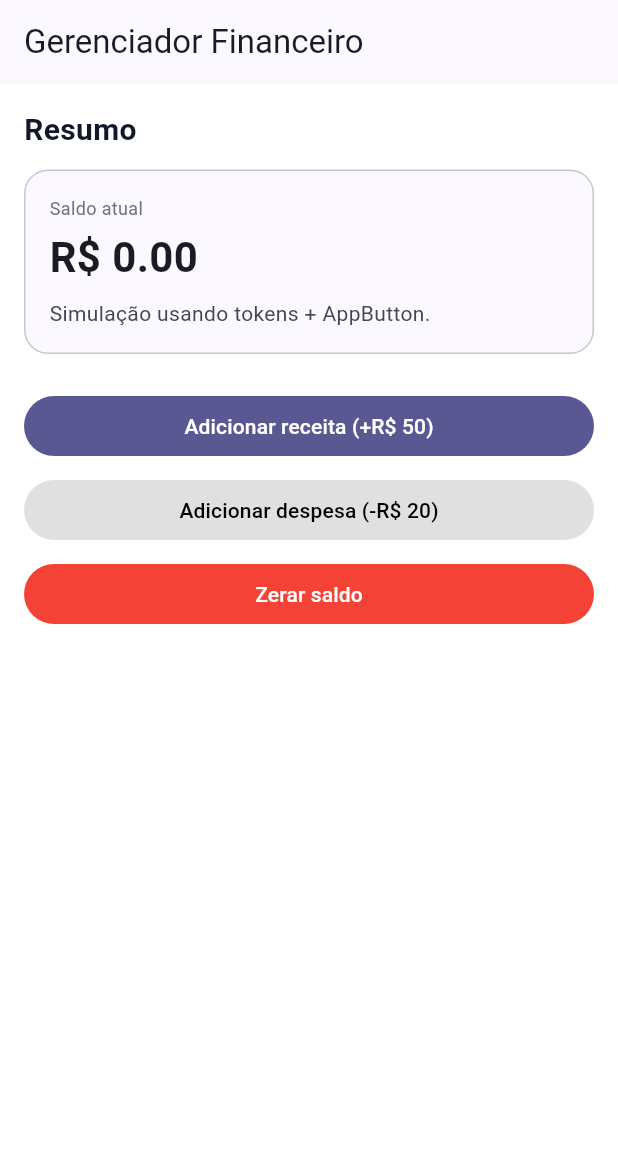
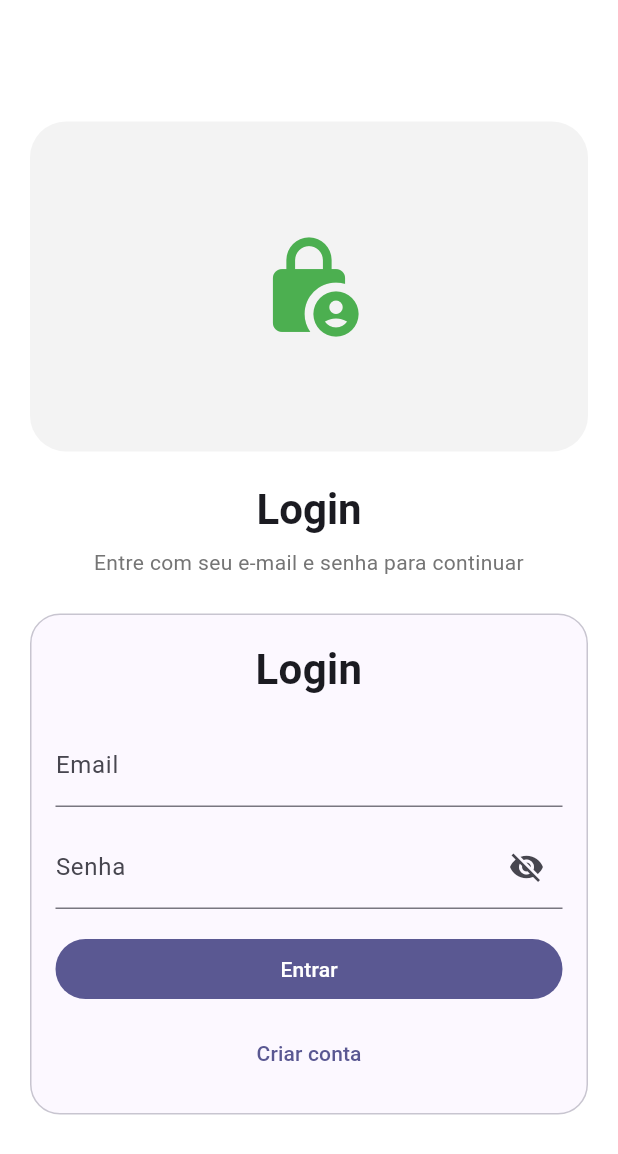
Before and after one commit to mandi-tech/tc3-flutter-app, a Flutter app: the screen it shows after launch, on a phone screen of 412 x 824 dp. Shown: the top 1154 px of the screen. Run offline on Flutter 3.47's test engine with Material 3 defaults, Android fonts, the phone set to English and light mode, and no system bars; our stand-ins replace go_router; missing offline and left inert: storybook_flutter.

Commit message:
feat: cria tela de login

```diff
--- /dev/null
+++ b/lib/app/app.dart
@@ -0,0 +1,17 @@
+import 'package:flutter/material.dart';
+
+import 'router/app_router.dart';
+import '../shared/design_system/themes/app_theme.dart';
+
+class App extends StatelessWidget {
+  const App({super.key});
+
+  @override
+  Widget build(BuildContext context) {
+    return MaterialApp.router(
+      theme: AppTheme.light(),
+      routerConfig: appRouter,
+      debugShowCheckedModeBanner: false,
+    );
+  }
+}
--- /dev/null
+++ b/lib/app/router/app_router.dart
@@ -0,0 +1,19 @@
+import 'package:go_router/go_router.dart';
+
+import '../../features/auth/presentation/pages/login_page.dart';
+import '../../features/home/presentation/pages/home_page.dart';
+import 'app_routes.dart';
+
+final appRouter = GoRouter(
+  initialLocation: AppRoutes.login,
+  routes: [
+    GoRoute(
+      path: AppRoutes.login,
+      builder: (context, state) => const LoginPage(),
+    ),
+    GoRoute(
+      path: AppRoutes.home,
+      builder: (context, state) => const HomePage(),
+    ),
+  ],
+);
--- /dev/null
+++ b/lib/app/router/app_routes.dart
@@ -0,0 +1,4 @@
+class AppRoutes {
+  static const login = '/';
+  static const home = '/home';
+}
--- /dev/null
+++ b/lib/features/auth/presentation/pages/login_page.dart
@@ -0,0 +1,32 @@
+import 'package:flutter/material.dart';
+
+import '../widgets/login_form.dart';
+import '../widgets/login_header.dart';
+
+class LoginPage extends StatelessWidget {
+  const LoginPage({super.key});
+
+  @override
+  Widget build(BuildContext context) {
+    return Scaffold(
+      body: SafeArea(
+        child: Center(
+          child: ConstrainedBox(
+            constraints: const BoxConstraints(maxWidth: 420),
+            child: SingleChildScrollView(
+              padding: const EdgeInsets.all(20),
+              child: const Column(
+                crossAxisAlignment: CrossAxisAlignment.stretch,
+                children: [
+                  LoginHeader(),
+                  SizedBox(height: 24),
+                  LoginForm(),
+                ],
+              ),
+            ),
+          ),
+        ),
+      ),
+    );
+  }
+}
--- /dev/null
+++ b/lib/features/auth/presentation/widgets/login_form.dart
@@ -0,0 +1,141 @@
+import 'package:flutter/material.dart';
+import 'package:go_router/go_router.dart';
+
+import '../../../../shared/design_system/components/app_button.dart';
+import '../../../../shared/design_system/tokens/app_spacing.dart';
+
+class LoginForm extends StatefulWidget {
+  const LoginForm({super.key});
+
+  @override
+  State<LoginForm> createState() => _LoginFormState();
+}
+
+class _LoginFormState extends State<LoginForm> {
+  final _formKey = GlobalKey<FormState>();
+
+  final _emailController = TextEditingController();
+  final _passwordController = TextEditingController();
+
+  bool _isLoading = false;
+  bool _obscurePassword = true;
+
+  @override
+  void dispose() {
+    _emailController.dispose();
+    _passwordController.dispose();
+    super.dispose();
+  }
+
+  Future<void> _handleLogin() async {
+    FocusScope.of(context).unfocus();
+
+    if (!_formKey.currentState!.validate()) return;
+
+    setState(() {
+      _isLoading = true;
+    });
+
+    // Simulação de requisição
+    await Future.delayed(const Duration(milliseconds: 800));
+
+    if (!mounted) return;
+
+    setState(() {
+      _isLoading = false;
+    });
+
+    // Redireciona para Home
+    context.go('/home');
+  }
+
+  @override
+  Widget build(BuildContext context) {
+    return Container(
+      padding: const EdgeInsets.all(AppSpacing.lg),
+      decoration: BoxDecoration(
+        color: Theme.of(context).colorScheme.surface,
+        borderRadius: BorderRadius.circular(20),
+        border: Border.all(
+          color: Theme.of(context).colorScheme.outlineVariant,
+        ),
+      ),
+      child: Form(
+        key: _formKey,
+        child: Column(
+          crossAxisAlignment: CrossAxisAlignment.stretch,
+          children: [
+            const Text(
+              'Login',
+              style: TextStyle(
+                fontSize: 28,
+                fontWeight: FontWeight.bold,
+              ),
+              textAlign: TextAlign.center,
+            ),
+
+            const SizedBox(height: AppSpacing.lg),
+
+            TextFormField(
+              controller: _emailController,
+              decoration: const InputDecoration(
+                labelText: 'Email',
+                hintText: 'Digite seu email',
+              ),
+              validator: (value) {
+                if (value == null || value.trim().isEmpty) {
+                  return 'Informe seu email';
+                }
+                return null;
+              },
+            ),
+
+            const SizedBox(height: AppSpacing.md),
+
+            TextFormField(
+              controller: _passwordController,
+              obscureText: _obscurePassword,
+              decoration: InputDecoration(
+                labelText: 'Senha',
+                hintText: 'Digite sua senha',
+                suffixIcon: IconButton(
+                  icon: Icon(
+                    _obscurePassword
+                        ? Icons.visibility_off
+                        : Icons.visibility,
+                  ),
+                  onPressed: () {
+                    setState(() {
+                      _obscurePassword = !_obscurePassword;
+                    });
+                  },
+                ),
+              ),
+              validator: (value) {
+                if (value == null || value.trim().isEmpty) {
+                  return 'Informe sua senha';
+                }
+                return null;
+              },
+            ),
+
+            const SizedBox(height: AppSpacing.lg),
+
+            AppButton(
+              label: 'Entrar',
+              onPressed: _handleLogin,
+              isLoading: _isLoading,
+            ),
+
+            const SizedBox(height: AppSpacing.sm),
+
+            TextButton(
+              onPressed: () {},
+              child: const Text('Criar conta'),
+            ),
+          ],
+        ),
+      ),
+    );
+  }
+}
--- /dev/null
+++ b/lib/features/auth/presentation/widgets/login_header.dart
@@ -0,0 +1,44 @@
+import 'package:flutter/material.dart';
+
+class LoginHeader extends StatelessWidget {
+  const LoginHeader({super.key});
+
+  @override
+  Widget build(BuildContext context) {
+    return Column(
+      children: [
+        Container(
+          height: 220,
+          width: double.infinity,
+          decoration: BoxDecoration(
+            color: const Color(0xFFF3F3F3),
+            borderRadius: BorderRadius.circular(24),
+          ),
+          child: const Center(
+            child: Icon(
+              Icons.lock_person_rounded,
+              size: 72,
+              color: Colors.green,
+            ),
+          ),
+        ),
+        const SizedBox(height: 20),
+        Text(
+          'Login',
+          style: Theme.of(context).textTheme.headlineMedium?.copyWith(
+                fontWeight: FontWeight.bold,
+              ),
+          textAlign: TextAlign.center,
+        ),
+        const SizedBox(height: 8),
+        Text(
+          'Entre com seu e-mail e senha para continuar',
+          style: Theme.of(context).textTheme.bodyMedium?.copyWith(
+                color: Colors.grey.shade600,
+              ),
+          textAlign: TextAlign.center,
+        ),
+      ],
+    );
+  }
+}
--- a/lib/main.dart
+++ b/lib/main.dart
@@ -1,129 +1,7 @@
 import 'package:flutter/material.dart';
 
-import 'shared/design_system/components/app_button.dart';
-import 'shared/design_system/themes/app_theme.dart';
-import 'shared/design_system/tokens/app_spacing.dart';
-import 'shared/design_system/tokens/app_typography.dart';
+import 'app/app.dart';
 
 void main() {
-  runApp(const MyApp());
+  runApp(const App());
 }
-
-class MyApp extends StatelessWidget {
-  const MyApp({super.key});
-
-  @override
-  Widget build(BuildContext context) {
-    return MaterialApp(
-      title: 'Finance Manager',
-      theme: AppTheme.light(),
-      home: const HomePage(),
-      debugShowCheckedModeBanner: false,
-    );
-  }
-}
-
-class HomePage extends StatefulWidget {
-  const HomePage({super.key});
-
-  @override
-  State<HomePage> createState() => _HomePageState();
-}
-
-class _HomePageState extends State<HomePage> {
-  double _balance = 0;
-
-  void _addIncome() {
-    setState(() => _balance += 50);
-  }
-
-  void _addExpense() {
-    setState(() => _balance -= 20);
-  }
-
-  void _reset() {
-    setState(() => _balance = 0);
-  }
-
-  @override
-  Widget build(BuildContext context) {
-    final isNegative = _balance < 0;
-
-    return Scaffold(
-      appBar: AppBar(
-        title: const Text('Gerenciador Financeiro'),
-      ),
-      body: Padding(
-        padding: const EdgeInsets.all(AppSpacing.lg),
-        child: Column(
-          crossAxisAlignment: CrossAxisAlignment.stretch,
-          children: [
-            Text(
-              'Resumo',
-              style: AppTypography.title,
-            ),
-            const SizedBox(height: AppSpacing.md),
-
-            Container(
-              padding: const EdgeInsets.all(AppSpacing.lg),
-              decoration: BoxDecoration(
-                color: Theme.of(context).colorScheme.surface,
-                borderRadius: BorderRadius.circular(16),
-                border: Border.all(
-                  color: Theme.of(context).colorScheme.outlineVariant,
-                ),
-              ),
-              child: Column(
-                crossAxisAlignment: CrossAxisAlignment.start,
-                children: [
-                  Text('Saldo atual', style: AppTypography.caption),
-                  const SizedBox(height: AppSpacing.xs),
-                  Text(
-                    'R\$ ${_balance.toStringAsFixed(2)}',
-                    style: AppTypography.title.copyWith(
-                      fontSize: 28,
-                      color: isNegative
-                          ? Theme.of(context).colorScheme.error
-                          : Theme.of(context).colorScheme.onSurface,
-                    ),
-                  ),
-                  const SizedBox(height: AppSpacing.sm),
-                  Text(
-                    'Simulação usando tokens + AppButton.',
-                    style: AppTypography.body.copyWith(
-                      color: Theme.of(context).colorScheme.onSurfaceVariant,
-                    ),
-                  ),
-                ],
-              ),
-            ),
-
-            const SizedBox(height: AppSpacing.xl),
-
-            AppButton(
-              label: 'Adicionar receita (+R\$ 50)',
-              variant: AppButtonVariant.primary,
-              onPressed: _addIncome,
-            ),
-            const SizedBox(height: AppSpacing.sm),
-
-            AppButton(
-              label: 'Adicionar despesa (-R\$ 20)',
-              variant: AppButtonVariant.secondary,
-              onPressed: _addExpense,
-            ),
-            const SizedBox(height: AppSpacing.sm),
-
-            AppButton(
-              label: 'Zerar saldo',
-              variant: AppButtonVariant.danger,
-              onPressed: _reset,
-            ),
-
-            const Spacer(),
-          ],
-        ),
-      ),
-    );
-  }
-}
```
Also changed, not shown: lib/features/home/presentation/pages/home_page.dart (added, +110 -0 lines), lib/shared/design_system/components/app_text_field.dart (added, +82 -0 lines).
